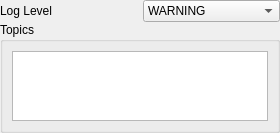
Above: cxx/listeners/Observatory/QSenderSubscriptions.ui from constellation-daq/Constellation before the change. Below: the same form after it.
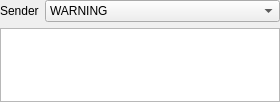
That is the form after the change.

Commit message: Observatory: first workling version of per-topic subscription

```diff
--- a/cxx/listeners/Observatory/QSenderSubscriptions.ui
+++ b/cxx/listeners/Observatory/QSenderSubscriptions.ui
@@ -22,7 +22,10 @@
   <property name="title" stdset="0">
    <string>Satellite</string>
   </property>
-  <layout class="QGridLayout" name="gridLayout">
+  <layout class="QFormLayout" name="formLayout_2">
+   <property name="verticalSpacing">
+    <number>6</number>
+   </property>
    <property name="leftMargin">
     <number>0</number>
    </property>
@@ -35,9 +38,13 @@
    <property name="bottomMargin">
     <number>0</number>
    </property>
-   <property name="verticalSpacing">
-    <number>0</number>
-   </property>
+   <item row="0" column="0">
+    <widget class="QLabel" name="senderName">
+     <property name="text">
+      <string>Sender</string>
+     </property>
+    </widget>
+   </item>
    <item row="0" column="1">
     <widget class="QComboBox" name="senderLevel">
      <property name="currentIndex">
@@ -75,27 +82,35 @@
      </item>
     </widget>
    </item>
-   <item row="0" column="0">
-    <widget class="QLabel" name="senderName">
-     <property name="text">
-      <string>Log Level</string>
-     </property>
-    </widget>
-   </item>
    <item row="1" column="0" colspan="2">
-    <widget class="QGroupBox" name="topicsBox">
-     <property name="title">
-      <string>Topics</string>
+    <widget class="QTableView" name="topicsView">
+     <property name="verticalScrollBarPolicy">
+      <enum>Qt::ScrollBarAsNeeded</enum>
      </property>
-     <layout class="QVBoxLayout" name="verticalLayout">
-      <item>
-       <widget class="QListView" name="topicsView">
-        <property name="selectionMode">
-         <enum>QAbstractItemView::MultiSelection</enum>
-        </property>
-       </widget>
-      </item>
-     </layout>
+     <property name="horizontalScrollBarPolicy">
+      <enum>Qt::ScrollBarAlwaysOff</enum>
+     </property>
+     <property name="sizeAdjustPolicy">
+      <enum>QAbstractScrollArea::AdjustToContents</enum>
+     </property>
+     <property name="editTriggers">
+      <set>QAbstractItemView::AllEditTriggers</set>
+     </property>
+     <property name="selectionMode">
+      <enum>QAbstractItemView::NoSelection</enum>
+     </property>
+     <property name="showGrid">
+      <bool>false</bool>
+     </property>
+     <attribute name="horizontalHeaderVisible">
+      <bool>false</bool>
+     </attribute>
+     <attribute name="horizontalHeaderStretchLastSection">
+      <bool>true</bool>
+     </attribute>
+     <attribute name="verticalHeaderVisible">
+      <bool>false</bool>
+     </attribute>
     </widget>
    </item>
   </layout>
```
The commit also changes 3 other files.
